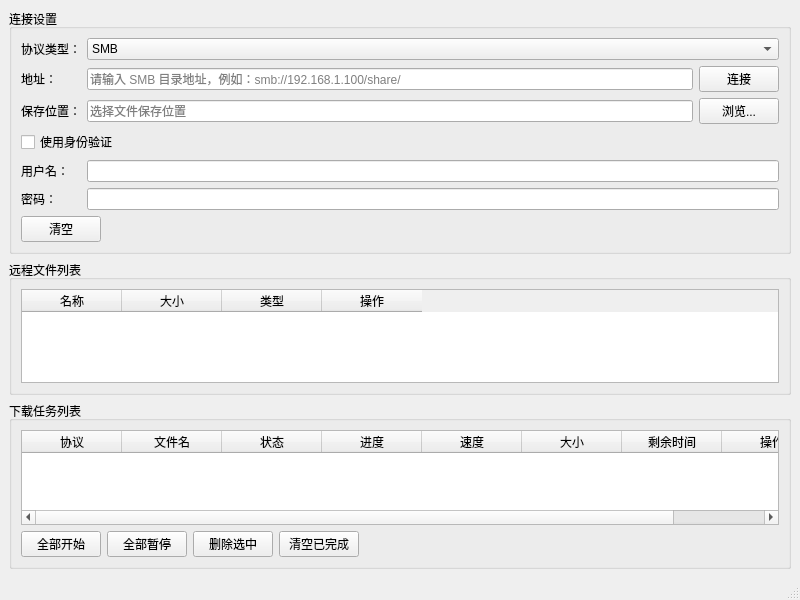
This is src/mainwindow.ui in SwartzMss/DownloadAssistant as Qt 5 draws it before an edit. The edited form follows.
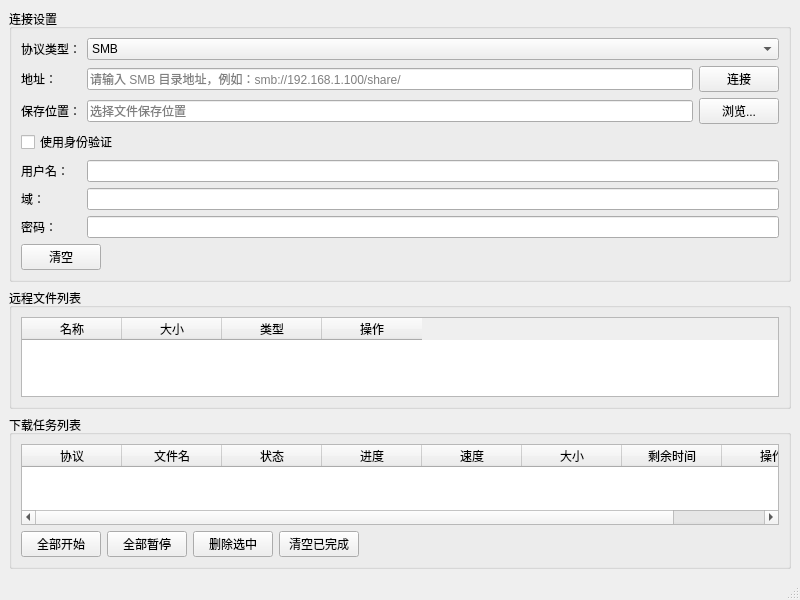
This is the edited form. Custom widgets are drawn as their Qt base class.

Commit message: Add SMB domain support

What changed in the file:
```diff
--- a/src/mainwindow.ui
+++ b/src/mainwindow.ui
@@ -105,20 +105,30 @@
         <widget class="QLineEdit" name="usernameEdit"/>
        </item>
        <item row="5" column="0">
+       <widget class="QLabel" name="label_domain">
+        <property name="text">
+         <string>域：</string>
+        </property>
+       </widget>
+      </item>
+      <item row="5" column="1">
+       <widget class="QLineEdit" name="domainEdit"/>
+      </item>
+      <item row="6" column="0">
         <widget class="QLabel" name="label_password">
          <property name="text">
           <string>密码：</string>
          </property>
         </widget>
        </item>
-       <item row="5" column="1">
+      <item row="6" column="1">
         <widget class="QLineEdit" name="passwordEdit">
          <property name="echoMode">
           <enum>QLineEdit::Password</enum>
          </property>
         </widget>
        </item>
-       <item row="6" column="0" colspan="2">
+      <item row="7" column="0" colspan="2">
         <layout class="QHBoxLayout" name="horizontalLayout_2">
          <item>
           <widget class="QPushButton" name="clearButton">
```
Lines whose indentation alone changed are shown as unchanged. The commit also changes 9 other files.
